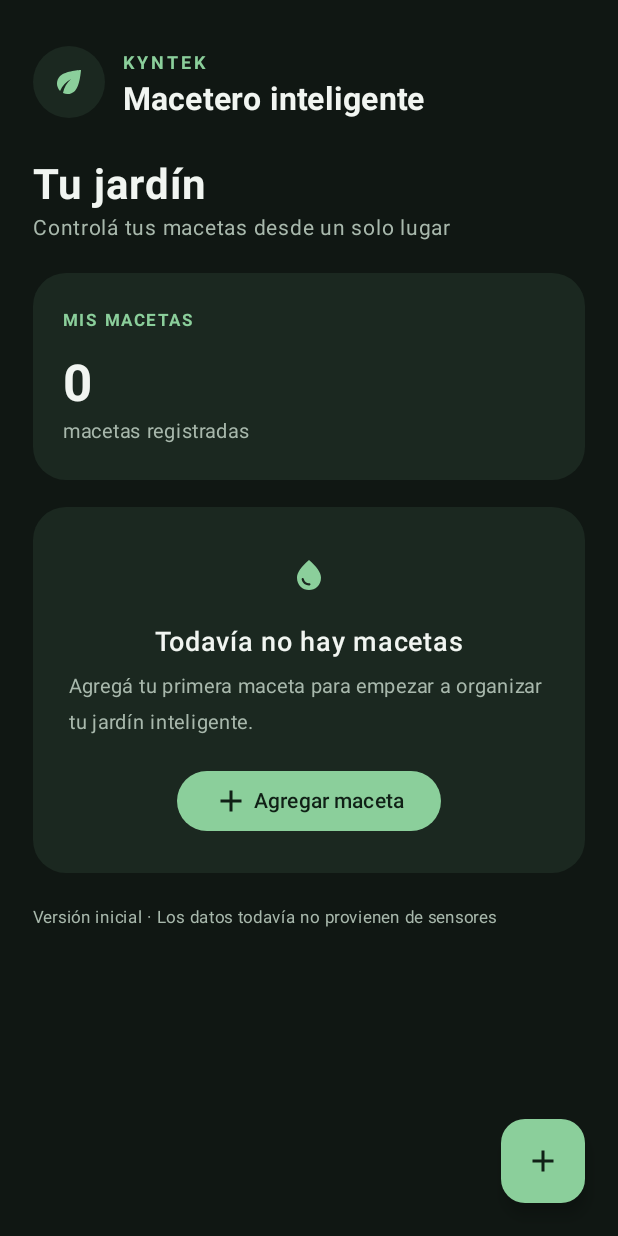
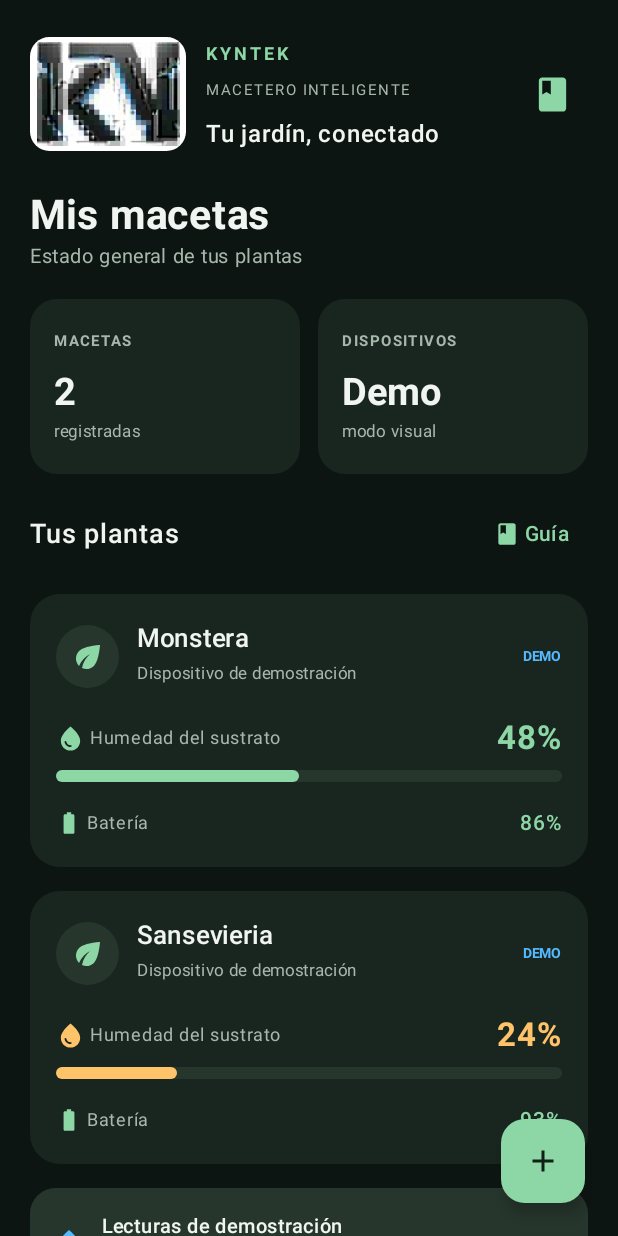
Before and after one commit to frondesignk-oss/Kyntek-Macetero, an Android app built with Jetpack Compose: the screen it shows after launch (MainActivity), on a phone screen of 412 x 824 dp. Run offline under Robolectric (Android 15) with nearby library versions, the phone set to English and light mode, and no system bars.

Commit message:
Rediseñar inicio y agregar lecturas demo y guía de plantas

```diff
--- a/app/src/main/java/com/aplifans/smartpot/MainActivity.kt
+++ b/app/src/main/java/com/aplifans/smartpot/MainActivity.kt
@@ -3,224 +3,265 @@ package com.aplifans.smartpot
 import android.os.Bundle
 import androidx.activity.ComponentActivity
 import androidx.activity.compose.setContent
+import androidx.compose.foundation.Image
 import androidx.compose.foundation.background
-import androidx.compose.foundation.layout.Arrangement
-import androidx.compose.foundation.layout.Box
-import androidx.compose.foundation.layout.Column
-import androidx.compose.foundation.layout.Row
-import androidx.compose.foundation.layout.Spacer
-import androidx.compose.foundation.layout.fillMaxSize
-import androidx.compose.foundation.layout.fillMaxWidth
-import androidx.compose.foundation.layout.height
-import androidx.compose.foundation.layout.padding
+import androidx.compose.foundation.layout.*
 import androidx.compose.foundation.lazy.LazyColumn
 import androidx.compose.foundation.lazy.items
 import androidx.compose.foundation.shape.CircleShape
 import androidx.compose.foundation.shape.RoundedCornerShape
 import androidx.compose.material.icons.Icons
 import androidx.compose.material.icons.filled.Add
+import androidx.compose.material.icons.filled.Book
+import androidx.compose.material.icons.filled.BatteryFull
 import androidx.compose.material.icons.filled.Eco
 import androidx.compose.material.icons.filled.WaterDrop
-import androidx.compose.material3.AlertDialog
-import androidx.compose.material3.Button
-import androidx.compose.material3.Card
-import androidx.compose.material3.CardDefaults
-import androidx.compose.material3.FloatingActionButton
-import androidx.compose.material3.Icon
-import androidx.compose.material3.MaterialTheme
-import androidx.compose.material3.OutlinedTextField
-import androidx.compose.material3.Surface
-import androidx.compose.material3.Text
-import androidx.compose.material3.TextButton
-import androidx.compose.material3.darkColorScheme
-import androidx.compose.runtime.Composable
-import androidx.compose.runtime.getValue
-import androidx.compose.runtime.mutableStateListOf
-import androidx.compose.runtime.mutableStateOf
-import androidx.compose.runtime.remember
-import androidx.compose.runtime.setValue
+import androidx.compose.material3.*
+import androidx.compose.runtime.*
 import androidx.compose.ui.Alignment
 import androidx.compose.ui.Modifier
 import androidx.compose.ui.graphics.Color
+import androidx.compose.ui.layout.ContentScale
+import androidx.compose.ui.res.painterResource
 import androidx.compose.ui.text.font.FontWeight
 import androidx.compose.ui.unit.dp
 import androidx.compose.ui.unit.sp
 
-private val Forest = Color(0xFF8BCF9B)
-private val Background = Color(0xFF101713)
-private val Panel = Color(0xFF1B2820)
-private val Muted = Color(0xFFA8B8AC)
+private val Green = Color(0xFF8DD6A5)
+private val Background = Color(0xFF0D1512)
+private val Panel = Color(0xFF19251F)
+private val PanelSoft = Color(0xFF26362D)
+private val Muted = Color(0xFFA6B7AC)
+private val Blue = Color(0xFF54B9FF)
 
-data class Pot(val name: String)
+private data class PlantGuide(val name: String, val range: String, val advice: String)
+private val plantGuides = listOf(
+    PlantGuide("Monstera", "35–60%", "Dejá secar la capa superior antes de volver a regar."),
+    PlantGuide("Potus", "30–55%", "Tolera períodos algo más secos; evitá el sustrato empapado."),
+    PlantGuide("Sansevieria", "15–35%", "Necesita secados marcados entre riegos. Regá con moderación."),
+    PlantGuide("Cactus y suculentas", "10–25%", "Usá sustrato muy drenante y esperá a que se seque bien."),
+    PlantGuide("Helechos", "45–70%", "Prefieren humedad más constante, sin agua acumulada."),
+    PlantGuide("Calathea", "45–65%", "Mantené humedad moderada y estable; evitá encharcar."),
+    PlantGuide("Lirio de paz", "40–65%", "Regá cuando el sustrato empiece a perder humedad."),
+    PlantGuide("Ficus", "30–55%", "Dejá secar parcialmente el sustrato entre riegos.")
+)
+private data class Pot(val id: Int, val name: String, val humidity: Int, val battery: Int)
 
 class MainActivity : ComponentActivity() {
     override fun onCreate(savedInstanceState: Bundle?) {
         super.onCreate(savedInstanceState)
         setContent {
-            MaterialTheme(
-                colorScheme = darkColorScheme(
-                    primary = Forest,
-                    background = Background,
-                    surface = Panel,
-                    onPrimary = Color(0xFF102016),
-                    onBackground = Color(0xFFF1F5F1),
-                    onSurface = Color(0xFFF1F5F1)
-                )
-            ) {
-                KyntekApp()
-            }
+            MaterialTheme(colorScheme = darkColorScheme(
+                primary = Green, background = Background, surface = Panel,
+                onPrimary = Color(0xFF102016), onBackground = Color(0xFFF1F5F1),
+                onSurface = Color(0xFFF1F5F1)
+            )) { KyntekApp() }
         }
     }
 }
 
 @Composable
 private fun KyntekApp() {
-    val pots = remember { mutableStateListOf<Pot>() }
-    var showAddDialog by remember { mutableStateOf(false) }
-    var newPotName by remember { mutableStateOf("") }
+    val pots = remember { mutableStateListOf(
+        Pot(1, "Monstera", 48, 86),
+        Pot(2, "Sansevieria", 24, 93)
+    ) }
+    var showAdd by remember { mutableStateOf(false) }
+    var showGuide by remember { mutableStateOf(false) }
+    var newName by remember { mutableStateOf("") }
 
-    Surface(
-        modifier = Modifier.fillMaxSize(),
-        color = Background
-    ) {
-        Box(modifier = Modifier.fillMaxSize()) {
+    Surface(Modifier.fillMaxSize(), color = Background) {
+        Box(Modifier.fillMaxSize()) {
             LazyColumn(
-                modifier = Modifier.fillMaxSize().padding(horizontal = 22.dp),
-                verticalArrangement = Arrangement.spacedBy(18.dp)
+                Modifier.fillMaxSize().padding(horizontal = 20.dp),
+                verticalArrangement = Arrangement.spacedBy(16.dp)
             ) {
                 item {
-                    Spacer(Modifier.height(30.dp))
-                    Row(verticalAlignment = Alignment.CenterVertically) {
-                        Box(
-                            modifier = Modifier
-                                .background(Panel, CircleShape)
-                                .padding(12.dp)
+                    Spacer(Modifier.height(24.dp))
+                    Row(Modifier.fillMaxWidth(), verticalAlignment = Alignment.CenterVertically) {
+                        Card(
+                            modifier = Modifier.size(width = 104.dp, height = 76.dp),
+                            shape = RoundedCornerShape(13.dp),
+                            colors = CardDefaults.cardColors(containerColor = Color.White)
                         ) {
-                            Icon(Icons.Default.Eco, contentDescription = null, tint = Forest)
+                            Image(
+                                painterResource(R.drawable.kyntek_logo),
+                                contentDescription = "Logo Kyntek",
+                                modifier = Modifier.fillMaxSize().padding(3.dp),
+                                contentScale = ContentScale.Fit
+                            )
                         }
-                        Column(modifier = Modifier.padding(start = 12.dp)) {
-                            Text("KYNTEK", fontSize = 12.sp, color = Forest, fontWeight = FontWeight.Bold, letterSpacing = 2.sp)
-                            Text("Macetero inteligente", fontSize = 21.sp, fontWeight = FontWeight.Bold)
+                        Column(Modifier.weight(1f).padding(start = 13.dp)) {
+                            Text("KYNTEK", color = Green, fontSize = 12.sp, fontWeight = FontWeight.Bold, letterSpacing = 2.sp)
+                            Text("MACETERO INTELIGENTE", color = Muted, fontSize = 10.sp, letterSpacing = 1.sp)
+                            Spacer(Modifier.height(5.dp))
+                            Text("Tu jardín, conectado", fontSize = 16.sp, fontWeight = FontWeight.SemiBold)
+                        }
+                        IconButton(onClick = { showGuide = true }) {
+                            Icon(Icons.Default.Book, "Guía de plantas", tint = Green, modifier = Modifier.size(27.dp))
                         }
                     }
-                    Spacer(Modifier.height(28.dp))
-                    Text("Tu jardín", fontSize = 28.sp, fontWeight = FontWeight.Bold)
-                    Text("Controlá tus macetas desde un solo lugar", color = Muted, fontSize = 14.sp)
+                    Spacer(Modifier.height(26.dp))
+                    Text("Mis macetas", fontSize = 27.sp, fontWeight = FontWeight.Bold)
+                    Text("Estado general de tus plantas", color = Muted, fontSize = 13.sp)
                 }
-
                 item {
-                    Card(
-                        colors = CardDefaults.cardColors(containerColor = Panel),
-                        shape = RoundedCornerShape(22.dp),
-                        modifier = Modifier.fillMaxWidth()
-                    ) {
-                        Column(Modifier.padding(20.dp)) {
-                            Text("MIS MACETAS", color = Forest, fontSize = 11.sp, fontWeight = FontWeight.Bold, letterSpacing = 1.5.sp)
-                            Spacer(Modifier.height(10.dp))
-                            Text("${pots.size}", fontSize = 34.sp, fontWeight = FontWeight.Bold)
-                            Text(if (pots.size == 1) "maceta registrada" else "macetas registradas", color = Muted, fontSize = 13.sp)
+                    Row(horizontalArrangement = Arrangement.spacedBy(12.dp)) {
+                        SummaryCard("MACETAS", pots.size.toString(), "registradas", Modifier.weight(1f))
+                        SummaryCard("DISPOSITIVOS", "Demo", "modo visual", Modifier.weight(1f))
+                    }
+                }
+                item {
+                    Row(verticalAlignment = Alignment.CenterVertically) {
+                        Text("Tus plantas", fontSize = 18.sp, fontWeight = FontWeight.SemiBold, modifier = Modifier.weight(1f))
+                        TextButton(onClick = { showGuide = true }) {
+                            Icon(Icons.Default.Book, null, modifier = Modifier.size(17.dp))
+                            Text(" Guía")
                         }
                     }
                 }
-
-                if (pots.isEmpty()) {
-                    item {
-                        Card(
-                            colors = CardDefaults.cardColors(containerColor = Panel),
-                            shape = RoundedCornerShape(22.dp),
-                            modifier = Modifier.fillMaxWidth()
-                        ) {
-                            Column(
-                                modifier = Modifier.fillMaxWidth().padding(24.dp),
-                                horizontalAlignment = Alignment.CenterHorizontally
-                            ) {
-                                Icon(Icons.Default.WaterDrop, contentDescription = null, tint = Forest, modifier = Modifier.height(42.dp))
-                                Spacer(Modifier.height(12.dp))
-                                Text("Todavía no hay macetas", fontWeight = FontWeight.SemiBold, fontSize = 18.sp)
-                                Spacer(Modifier.height(6.dp))
-                                Text(
-                                    "Agregá tu primera maceta para empezar a organizar tu jardín inteligente.",
-                                    color = Muted,
-                                    fontSize = 13.sp
-                                )
-                                Spacer(Modifier.height(16.dp))
-                                Button(onClick = { showAddDialog = true }) {
-                                    Icon(Icons.Default.Add, contentDescription = null)
-                                    Text(" Agregar maceta")
-                                }
+                items(pots, key = { it.id }) { pot -> PotCard(pot) }
+                item {
+                    Card(
+                        colors = CardDefaults.cardColors(containerColor = PanelSoft),
+                        shape = RoundedCornerShape(17.dp),
+                        modifier = Modifier.fillMaxWidth()
+                    ) {
+                        Row(Modifier.padding(14.dp), verticalAlignment = Alignment.CenterVertically) {
+                            Icon(Icons.Default.WaterDrop, null, tint = Blue)
+                            Column(Modifier.padding(start = 10.dp)) {
+                                Text("Lecturas de demostración", fontWeight = FontWeight.SemiBold, fontSize = 13.sp)
+                                Text("Los porcentajes son ficticios hasta vincular el ESP32.", color = Muted, fontSize = 11.sp)
                             }
                         }
                     }
-                } else {
-                    items(pots.size) { index ->
-                        Card(
-                            colors = CardDefaults.cardColors(containerColor = Panel),
-                            shape = RoundedCornerShape(20.dp),
-                            modifier = Modifier.fillMaxWidth()
-                        ) {
-                            Row(
-                                modifier = Modifier.fillMaxWidth().padding(18.dp),
-                                verticalAlignment = Alignment.CenterVertically
-                            ) {
-                                Icon(Icons.Default.Eco, contentDescription = null, tint = Forest)
-                                Column(Modifier.padding(start = 14.dp)) {
-                                    Text(pots[index].name, fontWeight = FontWeight.SemiBold, fontSize = 17.sp)
-                                    Text("Pendiente de vincular dispositivo", color = Muted, fontSize = 12.sp)
-                                }
-                            }
-                        }
-                    }
-                }
-
-                item {
-                    Text(
-                        "Versión inicial · Los datos todavía no provienen de sensores",
-                        color = Muted,
-                        fontSize = 11.sp,
-                        modifier = Modifier.padding(bottom = 90.dp)
-                    )
+                    Spacer(Modifier.height(86.dp))
                 }
             }
-
             FloatingActionButton(
-                onClick = { showAddDialog = true },
-                containerColor = Forest,
-                contentColor = Color(0xFF102016),
+                onClick = { showAdd = true },
+                containerColor = Green, contentColor = Color(0xFF102016),
                 modifier = Modifier.align(Alignment.BottomEnd).padding(22.dp)
-            ) {
-                Icon(Icons.Default.Add, contentDescription = "Agregar maceta")
-            }
+            ) { Icon(Icons.Default.Add, "Agregar maceta") }
         }
     }
 
-    if (showAddDialog) {
+    if (showAdd) {
         AlertDialog(
-            onDismissRequest = { showAddDialog = false },
+            onDismissRequest = { showAdd = false },
             title = { Text("Nueva maceta") },
             text = {
                 OutlinedTextField(
-                    value = newPotName,
-                    onValueChange = { newPotName = it },
-                    label = { Text("Nombre (ej. Monstera)") },
-                    singleLine = true
+                    value = newName, onValueChange = { newName = it },
+                    label = { Text("Nombre de la planta") }, singleLine = true
                 )
             },
             confirmButton = {
                 TextButton(
+                    enabled = newName.isNotBlank(),
                     onClick = {
-                        val name = newPotName.trim()
-                        if (name.isNotEmpty()) {
-                            pots.add(Pot(name))
-                            newPotName = ""
-                            showAddDialog = false
-                        }
-                    },
-                    enabled = newPotName.isNotBlank()
+                        val id = (pots.maxOfOrNull { it.id } ?: 0) + 1
+                        val humidity = listOf(42, 56, 31, 68, 47)[(id - 1) % 5]
+                        val battery = listOf(91, 84, 76, 98, 88)[(id - 1) % 5]
+                        pots.add(Pot(id, newName.trim(), humidity, battery))
+                        newName = ""
+                        showAdd = false
+                    }
                 ) { Text("Agregar") }
             },
-            dismissButton = {
-                TextButton(onClick = { showAddDialog = false }) { Text("Cancelar") }
-            }
+            dismissButton = { TextButton(onClick = { showAdd = false }) { Text("Cancelar") } }
+        )
+    }
+
+    if (showGuide) {
+        AlertDialog(
+            onDismissRequest = { showGuide = false },
+            title = {
+                Row(verticalAlignment = Alignment.CenterVertically) {
+                    Icon(Icons.Default.Book, null, tint = Green)
+                    Text("  Guía de humedad")
+                }
+            },
+            text = {
+                LazyColumn(Modifier.height(430.dp), verticalArrangement = Arrangement.spacedBy(9.dp)) {
+                    item {
+                        Text(
+                            "Referencias orientativas del indicador Kyntek. No son porcentajes universales de agua en el suelo.",
+                            color = Muted, fontSize = 12.sp
+                        )
+                    }
+                    items(plantGuides) { plant ->
+                        Column(
+                            Modifier.fillMaxWidth().background(PanelSoft, RoundedCornerShape(12.dp)).padding(11.dp)
+                        ) {
+                            Row(verticalAlignment = Alignment.CenterVertically) {
+                                Text(plant.name, fontWeight = FontWeight.SemiBold, modifier = Modifier.weight(1f))
+                                Text(plant.range, color = Green, fontWeight = FontWeight.Bold, fontSize = 13.sp)
+                            }
+                            Spacer(Modifier.height(4.dp))
+                            Text(plant.advice, color = Muted, fontSize = 11.sp)
+                        }
+                    }
+                    item {
+                        Text(
+                            "Importante: el sensor capacitivo debe calibrarse con el sustrato de cada maceta. La mezcla, compactación y ubicación de la sonda pueden cambiar la lectura.",
+                            color = Muted, fontSize = 11.sp
+                        )
+                    }
+                }
+            },
+            confirmButton = { TextButton(onClick = { showGuide = false }) { Text("Cerrar") } }
         )
     }
 }
+
+@Composable
+private fun SummaryCard(title: String, value: String, detail: String, modifier: Modifier = Modifier) {
+    Card(modifier, colors = CardDefaults.cardColors(containerColor = Panel), shape = RoundedCornerShape(18.dp)) {
+        Column(Modifier.padding(16.dp)) {
+            Text(title, color = Muted, fontSize = 10.sp, fontWeight = FontWeight.Bold, letterSpacing = 1.sp)
+            Spacer(Modifier.height(7.dp))
+            Text(value, fontSize = 25.sp, fontWeight = FontWeight.Bold)
+            Text(detail, color = Muted, fontSize = 11.sp)
+        }
+    }
+}
+
+@Composable
+private fun PotCard(pot: Pot) {
+    val color = when {
+        pot.humidity < 30 -> Color(0xFFFFC36A)
+        pot.humidity > 70 -> Blue
+        else -> Green
+    }
+    Card(colors = CardDefaults.cardColors(containerColor = Panel), shape = RoundedCornerShape(20.dp), modifier = Modifier.fillMaxWidth()) {
+        Column(Modifier.padding(17.dp)) {
+            Row(verticalAlignment = Alignment.CenterVertically) {
+                Box(Modifier.size(42.dp).background(PanelSoft, CircleShape), contentAlignment = Alignment.Center) {
+                    Icon(Icons.Default.Eco, null, tint = Green)
+                }
+                Column(Modifier.weight(1f).padding(start = 12.dp)) {
+                    Text(pot.name, fontSize = 17.sp, fontWeight = FontWeight.SemiBold)
+                    Text("Dispositivo de demostración", color = Muted, fontSize = 11.sp)
+                }
+                Text("DEMO", color = Blue, fontSize = 9.sp, fontWeight = FontWeight.Bold)
+            }
+            Spacer(Modifier.height(17.dp))
+            Row(verticalAlignment = Alignment.CenterVertically) {
+                Icon(Icons.Default.WaterDrop, null, tint = color, modifier = Modifier.size(19.dp))
+                Text(" Humedad del sustrato", color = Muted, fontSize = 12.sp, modifier = Modifier.weight(1f))
+                Text("${pot.humidity}%", color = color, fontSize = 22.sp, fontWeight = FontWeight.Bold)
+            }
+            Spacer(Modifier.height(8.dp))
+            Box(Modifier.fillMaxWidth().height(8.dp).background(PanelSoft, CircleShape)) {
+                Box(Modifier.fillMaxWidth(pot.humidity.coerceIn(0, 100) / 100f).height(8.dp).background(color, CircleShape))
+            }
+            Spacer(Modifier.height(15.dp))
+            Row(verticalAlignment = Alignment.CenterVertically) {
+                Icon(Icons.Default.BatteryFull, null, tint = Green, modifier = Modifier.size(17.dp))
+                Text(" Batería", color = Muted, fontSize = 12.sp, modifier = Modifier.weight(1f))
+                Text("${pot.battery}%", color = Green, fontWeight = FontWeight.SemiBold, fontSize = 14.sp)
+            }
+        }
+    }
+}
```
